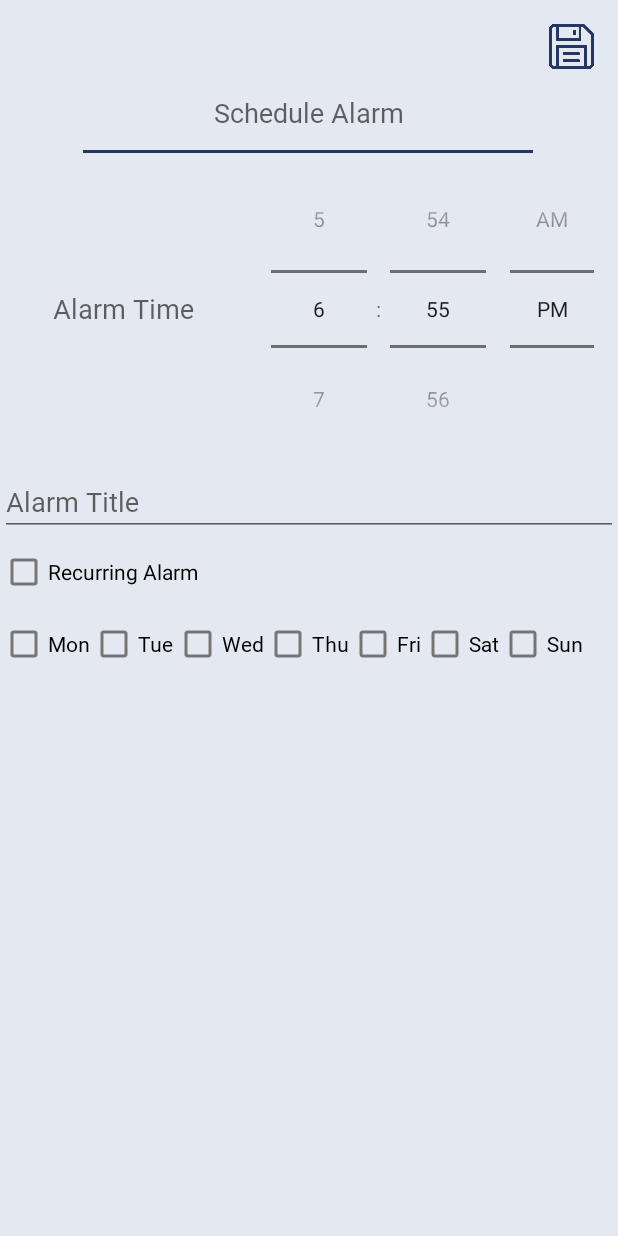
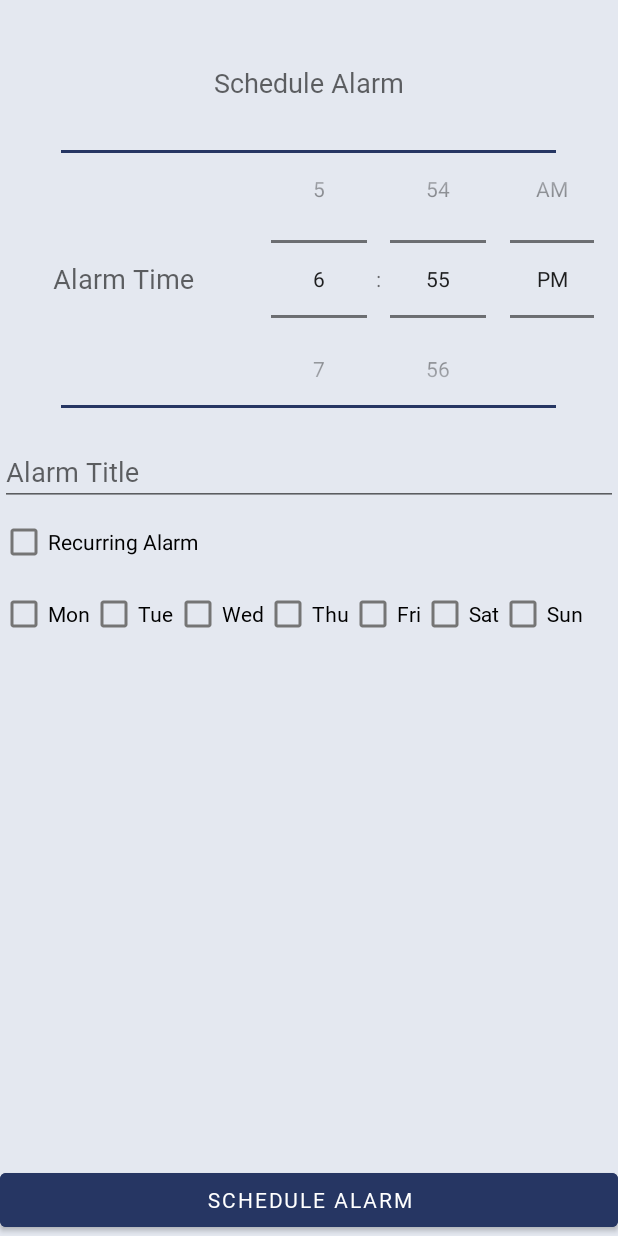
Before and after one commit to yjsohn/MadCamp1, an Android app: the fragment CreateAlarmFragment shown on its own in the app's theme, on a phone screen of 412 x 824 dp. Run offline under Robolectric (Android 15) with nearby library versions, the light colour scheme and no system bars; our stand-ins replace ButterKnife, Room's generated code.

Commit message:
[Alarm] Modify Alarm Activity UI

```diff
--- a/app/src/main/res/layout/fragment_createalarm.xml
+++ b/app/src/main/res/layout/fragment_createalarm.xml
@@ -16,7 +16,7 @@
             android:id="@+id/fragment_createalarm_scheduleAlarmHeading"
             android:layout_width="match_parent"
             android:layout_height="50dp"
-            android:layout_marginTop="50dp"
+            android:layout_marginTop="30dp"
             android:fontFamily="@font/lotte_light"
             android:gravity="center_vertical|center_horizontal"
             android:text="Schedule Alarm"
@@ -120,31 +120,25 @@
             <CheckBox
                 android:id="@+id/fragment_createalarm_checkSun"
                 android:layout_width="wrap_content"
-                android:layout_height="match_parent"
+                android:layout_height="wrap_content"
                 android:fontFamily="@font/lotte_light"
                 android:text="Sun" />
 
         </LinearLayout>
 
-        <ImageButton
+        <Button
             android:id="@+id/fragment_createalarm_scheduleAlarm"
-            android:layout_width="30dp"
-            android:layout_height="30dp"
-            android:layout_alignParentStart="true"
-            android:layout_alignParentEnd="true"
-            android:layout_alignParentBottom="true"
-            android:background="@android:color/transparent"
-            android:onClick="mOnContactAdd2"
-            android:scaleType="fitXY"
-            android:src="@drawable/save_icon"
-            android:tint="#263663"
-            android:layout_marginTop="16dp"
-            android:layout_marginEnd="16dp"
-            app:layout_constraintEnd_toEndOf="parent"
-            app:layout_constraintTop_toTopOf="parent"/>
+            android:layout_width="match_parent"
+            android:layout_height="wrap_content"
+            android:layout_gravity="center"
+            android:backgroundTint="#263663"
+            android:fontFamily="@font/lotte_light"
+            android:text="Schedule Alarm"
+            app:layout_constraintBottom_toBottomOf="parent"
+            tools:layout_editor_absoluteX="133dp" />
 
         <View
-            android:layout_width="300dp"
+            android:layout_width="330dp"
             android:layout_height="2dp"
             android:layout_centerInParent="true"
             android:layout_marginTop="100dp"
@@ -154,6 +148,17 @@
             app:layout_constraintStart_toStartOf="parent"
             app:layout_constraintTop_toTopOf="parent" />
 
+        <View
+            android:layout_width="330dp"
+            android:layout_height="2dp"
+            android:layout_centerInParent="true"
+            android:layout_marginTop="270dp"
+            android:background="#263663"
+            app:layout_constraintEnd_toEndOf="parent"
+            app:layout_constraintHorizontal_bias="0.494"
+            app:layout_constraintStart_toStartOf="parent"
+            app:layout_constraintTop_toTopOf="parent" />
+
     </androidx.constraintlayout.widget.ConstraintLayout>
 
 </LinearLayout>
--- a/app/src/main/res/layout/fragment_listalarms.xml
+++ b/app/src/main/res/layout/fragment_listalarms.xml
@@ -16,7 +16,6 @@
             android:layout_width="match_parent"
             android:layout_height="50dp"
             android:text="My Alarms"
-            android:fontFamily="@font/lotte_light"
             android:gravity="center_vertical|center_horizontal"
             android:textAppearance="@style/TextAppearance.AppCompat.Medium"
             app:layout_constraintTop_toTopOf="parent" />
--- a/app/src/main/res/layout/item_alarm.xml
+++ b/app/src/main/res/layout/item_alarm.xml
@@ -40,7 +40,7 @@
                 android:layout_width="wrap_content"
                 android:layout_height="wrap_content"
                 android:text="00:00"
-                android:fontFamily="@font/lotte_light"
+                android:layout_marginStart="10dp"
                 android:textSize="36sp"/>
 
             <ImageView
```
